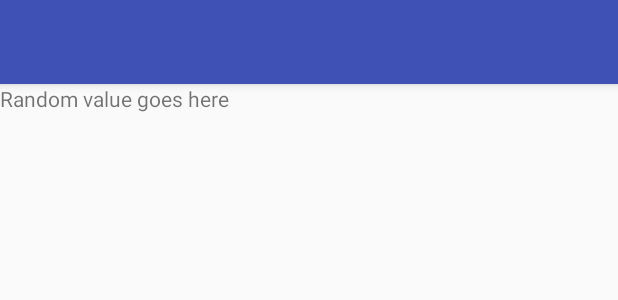
After one commit to bousman/UnitFun, an Android app: the layout activity_sensor.xml on its own in the app's theme, with its tools: preview values and no code run, on a phone screen of 412 x 824 dp. The commit adds this screen. Shown: the top 300 px of the screen. Run offline under Robolectric (Android 15) with nearby library versions, the phone set to English and light mode, and no system bars.

Commit message:
add sensor function for random draw

```diff
--- a/app/src/main/java/com/project/bousman/unitfun/UnitActivity.java
+++ b/app/src/main/java/com/project/bousman/unitfun/UnitActivity.java
@@ -263,10 +263,14 @@ public class UnitActivity extends AppCompatActivity implements SoundPool.OnLoadC
     public boolean onOptionsItemSelected(MenuItem item) {
         switch (item.getItemId()) {
             case R.id.action_facebook:
-                // User chose the "Settings" item, show the app settings UI...
                 Log.d("onOptions","facebook");
                 Intent intent = new Intent(UnitActivity.this, FacebookActivity.class);
                 startActivity(intent);
+                return true;
+            case R.id.action_random:
+                Log.d("onOptions","random");
+                Intent intentran = new Intent(UnitActivity.this, SensorActivity.class);
+                startActivity(intentran);
                 return true;
 
             default:
--- /dev/null
+++ b/app/src/main/res/layout/activity_sensor.xml
@@ -0,0 +1,17 @@
+<?xml version="1.0" encoding="utf-8"?>
+<LinearLayout xmlns:android="http://schemas.android.com/apk/res/android"
+    xmlns:tools="http://schemas.android.com/tools" android:layout_width="match_parent"
+    android:layout_height="match_parent"
+    android:orientation="vertical"
+    tools:context="com.project.bousman.unitfun.SensorActivity">
+
+    <include
+        android:id="@+id/app_bar"
+        layout="@layout/app_bar" />
+
+    <TextView
+        android:id="@+id/uxSensorText"
+        android:layout_width="wrap_content"
+        android:layout_height="wrap_content"
+        android:text="Random value goes here"/>
+</LinearLayout>
--- a/app/src/main/res/menu/unit_menu.xml
+++ b/app/src/main/res/menu/unit_menu.xml
@@ -1,10 +1,16 @@
 <?xml version="1.0" encoding="utf-8"?>
 <menu xmlns:android="http://schemas.android.com/apk/res/android"
     xmlns:app="http://schemas.android.com/apk/res-auto">
+
     <item
         android:id="@+id/action_facebook"
         android:icon="@drawable/ic_cloud_queue_black_24dp"
         android:title="Facebook"
         app:showAsAction="ifRoom"/>
 
+    <item
+        android:id="@+id/action_random"
+        android:icon="@android:drawable/ic_menu_compass"
+        android:title="Random"
+        app:showAsAction="ifRoom"/>
 </menu>
```
Also changed, not shown: app/src/main/AndroidManifest.xml (+13 -1 lines), app/src/main/java/com/project/bousman/unitfun/SensorActivity.java (added, +97 -0 lines).
